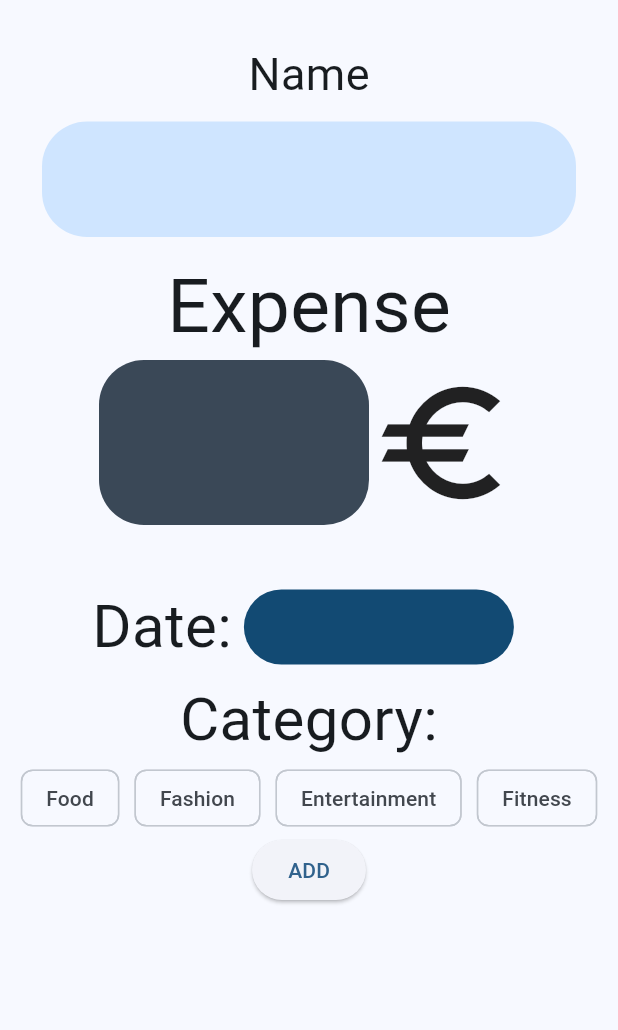
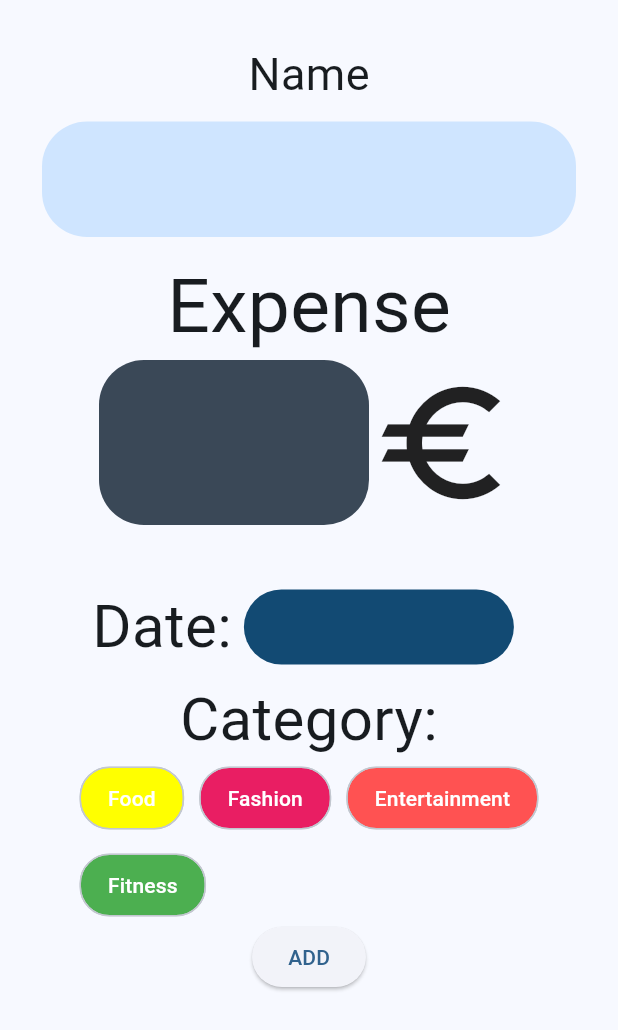
Before and after one commit to domeniksabitzer08-create/simple-expense-tracker, a Flutter app: the NewExpenseView screen opened by its route, on a phone screen of 412 x 824 dp. Shown: the top 1030 px of the screen. Run offline on Flutter 3.47's test engine with Material 3 defaults, Android fonts, the light colour scheme and no system bars; our stand-ins replace sqflite; accounts and stored records are empty.

Commit message:
added style and animation to ChoiceChip

```diff
--- a/lib/views/new_expense_view.dart
+++ b/lib/views/new_expense_view.dart
@@ -25,6 +25,8 @@ class _NewExpenseViewState extends State<NewExpenseView> {
   bool _isSynced = false;
 
   int _value = -1;
+  double _labelDefaultPadding = 2;
+  double _labelSelectedPadding = 4;
 
   Future<void> syncAllCategoriesWithDb() async {
     List<Category> cats = await _databaseService.getAllCategories();
@@ -142,9 +144,26 @@ class _NewExpenseViewState extends State<NewExpenseView> {
               spacing: 10,
               runSpacing: 10,
               children: _categories!.map((Category category) {
+                final isSelected = (_value == category.id);
                 return ChoiceChip(
-                  label: AppText(text: category.name),
-                  selected: _value == category.id,
+                  showCheckmark: false,
+                  backgroundColor: category.color,
+                  selectedColor: category.color,
+                  shape: RoundedRectangleBorder(
+                    borderRadius: BorderRadius.circular(20),
+                  ),
+
+                  label: AnimatedPadding(
+                    padding: EdgeInsets.all(
+                      isSelected ? _labelSelectedPadding : _labelDefaultPadding,
+                    ),
+                    duration: Duration(milliseconds: 200),
+                    child: AppText(
+                      text: category.name,
+                      color: Colors.white,
+                    ),
+                  ),
+                  selected: isSelected,
                   onSelected: (bool isSelected) {
                     setState(() {
                       _value = category.id;
```
